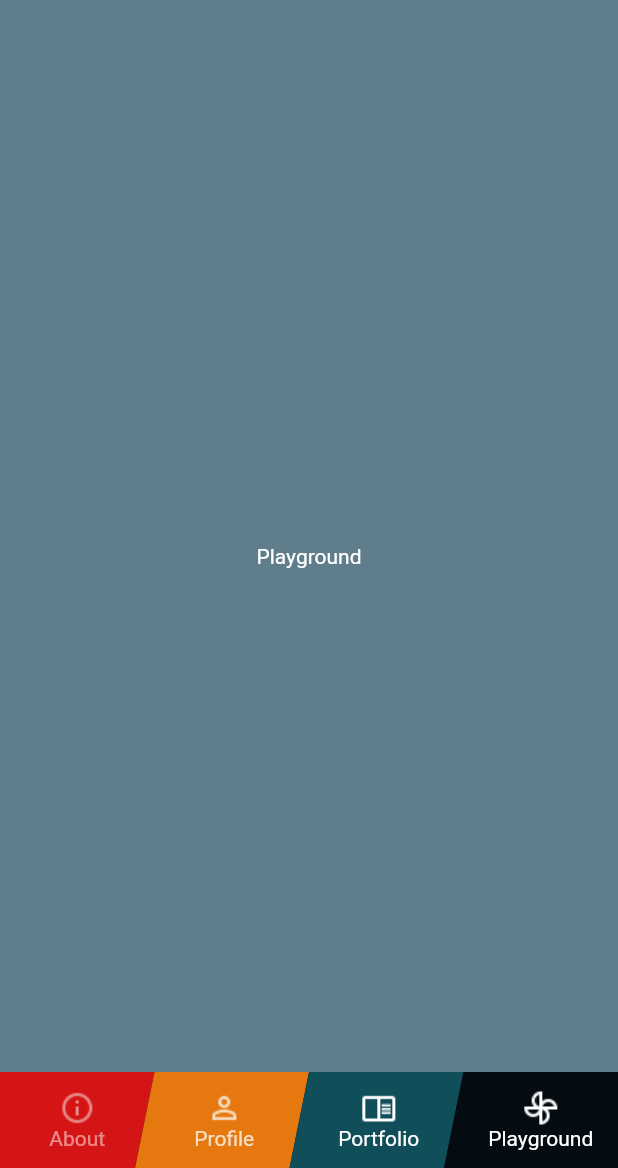
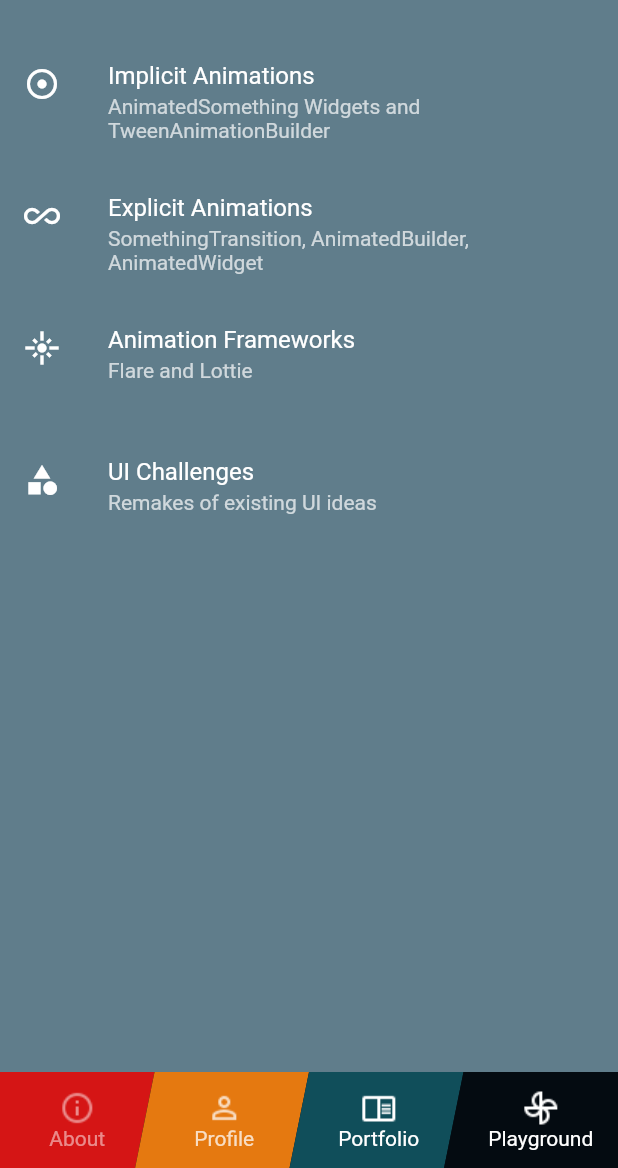
Before and after one commit to MikeGreat/cv, a Flutter app: the screen it shows after launch, item 4 of the bottom bar chosen, on a phone screen of 412 x 824 dp, the part 68-1236 px from its top. Run offline on Flutter 3.47's test engine with Material 2 defaults, Android fonts, the phone set to English and light mode, and no system bars; our stand-ins replace bloc, equatable, firebase_analytics, firebase_crashlytics, flutter_bloc, flutter_neumorphic and 2 more; accounts and stored records are empty; network calls fail; Roboto replaces fonts that are missing (Magra).

Commit message:
Implicit animations init

```diff
--- a/lib/ui/page/landing.dart
+++ b/lib/ui/page/landing.dart
@@ -1,7 +1,7 @@
 import 'package:cv/consts/hero.dart';
 import 'package:cv/localization/app_localization.dart';
 import 'package:cv/ui/page/about.dart';
-import 'package:cv/ui/page/playground.dart';
+import 'package:cv/ui/page/playground/playground.dart';
 import 'package:cv/ui/page/portfolio/portfolio.dart';
 import 'package:cv/ui/page/profile.dart';
 import 'package:cv/ui/widget/colorful_bottom_navigation.dart';
--- a/lib/ui/page/playground.dart
+++ /dev/null
@@ -1,10 +0,0 @@
-import 'package:flutter/material.dart';
-
-class PlaygroundPage extends StatelessWidget {
-  @override
-  Widget build(BuildContext context) {
-    return Container(
-      child: Center(child: Text('Playground')),
-    );
-  }
-}
--- /dev/null
+++ b/lib/ui/page/playground/playground.dart
@@ -0,0 +1,41 @@
+import 'package:cv/ui/page/playground/implicit/implicit_animations.dart';
+import 'package:flutter/material.dart';
+
+class PlaygroundPage extends StatelessWidget {
+  @override
+  Widget build(BuildContext context) {
+    return ListView(
+      children: <Widget>[
+        ListTile(
+          leading: Icon(Icons.adjust),
+          title: Text('Implicit Animations'),
+          isThreeLine: true,
+          subtitle: Text('AnimatedSomething Widgets and TweenAnimationBuilder'),
+          onTap: () {
+            Navigator.of(context).push(MaterialPageRoute(
+                builder: (context) => ImplicitAnimationsPage()));
+          },
+        ),
+        ListTile(
+          leading: Icon(Icons.all_inclusive),
+          title: Text('Explicit Animations'),
+          subtitle:
+              Text('SomethingTransition, AnimatedBuilder, AnimatedWidget'),
+          isThreeLine: true,
+        ),
+        ListTile(
+          leading: Icon(Icons.flare),
+          title: Text('Animation Frameworks'),
+          subtitle: Text('Flare and Lottie'),
+          isThreeLine: true,
+        ),
+        ListTile(
+          leading: Icon(Icons.category),
+          title: Text('UI Challenges'),
+          subtitle: Text('Remakes of existing UI ideas'),
+          isThreeLine: true,
+        ),
+      ],
+    );
+  }
+}
--- a/lib/ui/widget/colorful_bottom_navigation.dart
+++ b/lib/ui/widget/colorful_bottom_navigation.dart
@@ -97,13 +97,10 @@ class _ColorfulBottomNavigationState extends State<ColorfulBottomNavigation>
                         child: Center(
                           child: AnimatedBuilder(
                             animation: _animationController,
-                            builder: (context, child) => Expanded(
-                              flex: 1,
-                              child: Opacity(
-                                  opacity: getOpacity(
-                                      _animationController.value, entry.key),
-                                  child: child),
-                            ),
+                            builder: (context, child) => Opacity(
+                                opacity: getOpacity(
+                                    _animationController.value, entry.key),
+                                child: child),
                             child: Column(
                               mainAxisSize: MainAxisSize.min,
                               children: <Widget>[
```
Also changed, not shown: lib/ui/page/playground/implicit/animated_container.dart (added, +43 -0 lines), lib/ui/page/playground/implicit/animated_opacity.dart (added, +43 -0 lines), lib/ui/page/playground/implicit/implicit_animations.dart (added, +59 -0 lines).
